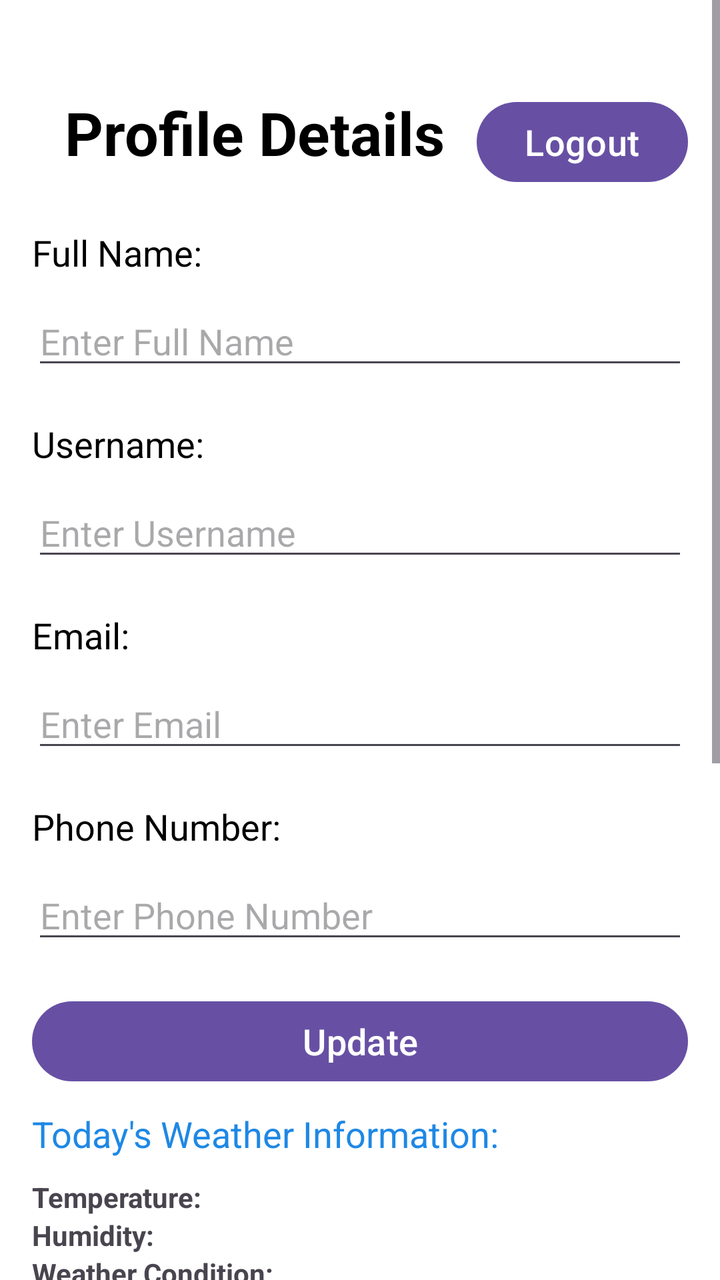
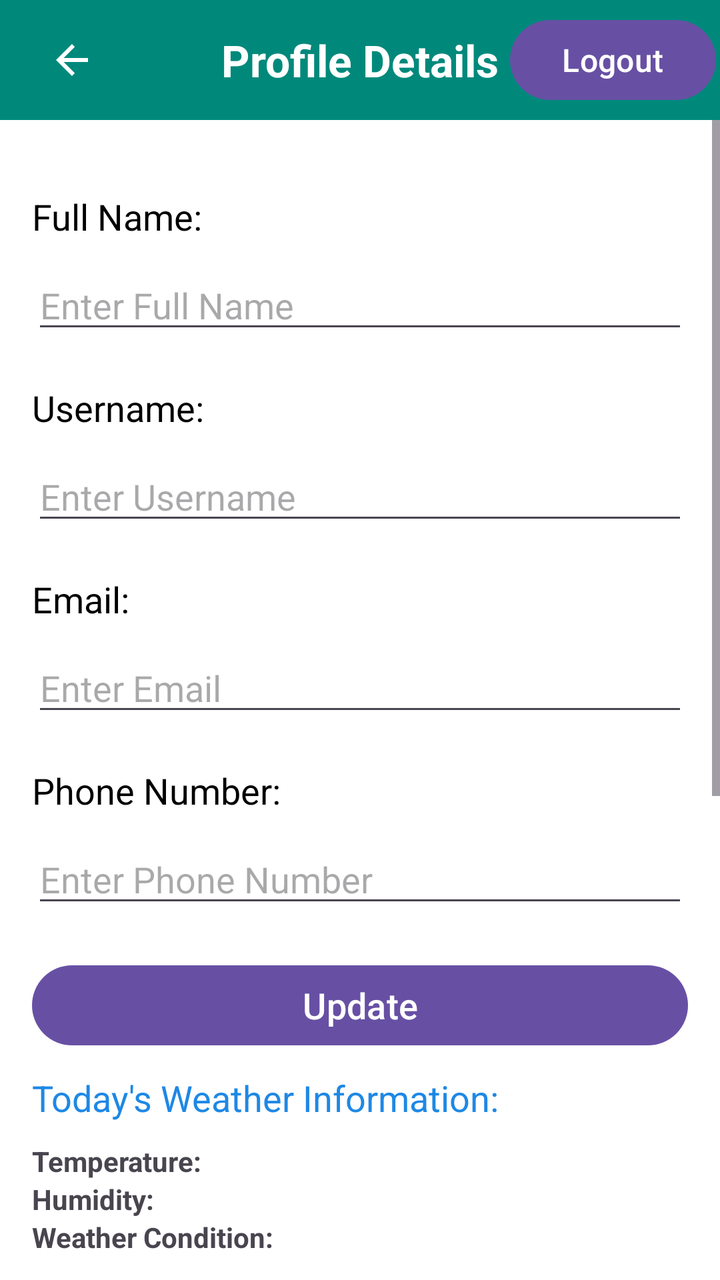

Screens rendered from an Android XML layout before and after an edit, with the pre-edit source and the edit as a unified diff.
<!-- AndroidManifest.xml: application theme Theme.BasaKhuji -->
<!-- res/layout/profile_activity.xml -->
<ScrollView
    xmlns:android="http://schemas.android.com/apk/res/android"
    xmlns:tools="http://schemas.android.com/tools"
    android:layout_width="match_parent"
    android:layout_height="match_parent">

<RelativeLayout
    android:layout_width="match_parent"
    android:layout_height="wrap_content"
    android:background="@color/white"
    android:padding="16dp"
    tools:ignore="WebViewLayout">


    <LinearLayout
        android:id="@+id/headerLayout"
        android:layout_width="match_parent"
        android:layout_height="wrap_content"
        android:layout_marginTop="30dp"
        android:orientation="horizontal">

        <TextView
            android:id="@+id/profileDetails"
            android:layout_width="0dp"
            android:layout_height="wrap_content"
            android:layout_weight="1"
            android:gravity="center"
            android:text="Profile Details"
            android:textColor="@color/black"
            android:textSize="30sp"
            android:textStyle="bold" />

        <Button
            android:id="@+id/logoutButton"
            android:layout_width="wrap_content"
            android:layout_height="wrap_content"
            android:text="Logout"
            android:textColor="@color/white"
            android:textSize="18sp" />
    </LinearLayout>

    <TextView
        android:id="@+id/fullNameTextView"
        android:layout_width="wrap_content"
        android:layout_height="wrap_content"
        android:text="Full Name:"
        android:textSize="18sp"
        android:textColor="@color/black"
        android:layout_below="@id/headerLayout"
        android:layout_marginTop="20dp"/>

    <EditText
        android:id="@+id/fullNameEditText"
        android:layout_width="match_parent"
        android:layout_height="wrap_content"
        android:layout_below="@id/fullNameTextView"
        android:layout_marginTop="10dp"
        android:hint="Enter Full Name"
        android:inputType="text"
        android:textColor="@color/black"/>

    <TextView
        android:id="@+id/usernameTextView"
        android:layout_width="wrap_content"
        android:layout_height="wrap_content"
        android:text="Username:"
        android:textSize="18sp"
        android:textColor="@color/black"
        android:layout_below="@id/fullNameEditText"
        android:layout_marginTop="20dp"/>

    <EditText
        android:id="@+id/usernameEditText"
        android:layout_width="match_parent"
        android:layout_height="wrap_content"
        android:layout_below="@id/usernameTextView"
        android:layout_marginTop="10dp"
        android:hint="Enter Username"
        android:inputType="text"
        android:textColor="@color/black"/>

    <TextView
        android:id="@+id/emailTextView"
        android:layout_width="wrap_content"
        android:layout_height="wrap_content"
        android:text="Email:"
        android:textSize="18sp"
        android:textColor="@color/black"
        android:layout_below="@id/usernameEditText"
        android:layout_marginTop="20dp"/>

    <EditText
        android:id="@+id/emailEditText"
        android:layout_width="match_parent"
        android:layout_height="wrap_content"
        android:layout_below="@id/emailTextView"
        android:layout_marginTop="10dp"
        android:hint="Enter Email"
        android:inputType="textEmailAddress"
        android:textColor="@color/black"/>

    <TextView
        android:id="@+id/phoneNumberTextView"
        android:layout_width="wrap_content"
        android:layout_height="wrap_content"
        android:text="Phone Number:"
        android:textSize="18sp"
        android:textColor="@color/black"
        android:layout_below="@id/emailEditText"
        android:layout_marginTop="20dp"/>

    <EditText
        android:id="@+id/phoneNumberEditText"
        android:layout_width="match_parent"
        android:layout_height="wrap_content"
        android:layout_below="@id/phoneNumberTextView"
        android:layout_marginTop="10dp"
        android:hint="Enter Phone Number"
        android:inputType="phone"
        android:textColor="@color/black"/>

    <Button
        android:id="@+id/updateButton"
        android:layout_width="match_parent"
        android:layout_height="wrap_content"
        android:layout_below="@id/phoneNumberEditText"
        android:layout_marginTop="20dp"
        android:text="Update"
        android:textColor="@color/white"
        android:textSize="18sp"/>

    <TextView
        android:layout_width="match_parent"
        android:layout_height="wrap_content"
        android:id="@+id/wid"
        android:layout_below="@+id/updateButton"
        android:layout_marginTop="10dp"
        android:textSize="18sp"
        android:textColor="#1E88E5"
        android:text="Today's Weather Information:"
        />
    <LinearLayout
        android:layout_width="wrap_content"
        android:layout_height="wrap_content"
        android:orientation="vertical"
        android:id="@+id/weather"
        android:layout_marginTop="10dp"
        android:layout_marginBottom="10dp"
        android:layout_below="@+id/wid">

        <TextView
            android:layout_width="wrap_content"
            android:layout_height="wrap_content"
            android:id="@+id/temperatureTextView"
            android:text="Temperature: "
            android:textStyle="bold"
            android:layout_marginEnd="8dp"/>

        <TextView
            android:layout_width="wrap_content"
            android:layout_height="wrap_content"
            android:id="@+id/humidityTextView"
            android:text="Humidity: "
            android:textStyle="bold"
            android:layout_marginEnd="8dp"/>

        <TextView
            android:layout_width="wrap_content"
            android:layout_height="wrap_content"
            android:id="@+id/weatherConditionTextView"
            android:text="Weather Condition: "
            android:textStyle="bold"/>

    </LinearLayout>


    <Button
        android:id="@+id/button"
        android:layout_width="wrap_content"
        android:layout_height="40dp"
        android:layout_below="@+id/map_btn"
        android:layout_marginStart="80dp"
        android:layout_marginTop="22dp"
        android:onClick="buttonPlayYouTubeVideo"
        android:text="Play YouTube Video" />

    <WebView
        android:id="@+id/webView"
        android:layout_width="400dp"
        android:layout_height="201dp"
        android:layout_below="@+id/button"
        android:layout_marginTop="75dp" />
    <Button
        android:layout_width="wrap_content"
        android:layout_height="wrap_content"
        android:text="Google Map"
        android:layout_marginStart="90dp"
        android:textSize="18sp"
        android:layout_below="@+id/weather"
        android:id="@+id/map_btn"
        android:gravity="center"
        android:layout_marginTop="15dp"
        android:textStyle="bold"
        />

</RelativeLayout>
</ScrollView>
<!-- resources referenced by this layout -->
<resources>
  <color name="black">#FF000000</color>
  <color name="white">#FFFFFFFF</color>
  <style name="Theme.BasaKhuji" parent="Base.Theme.BasaKhuji" />
  <style name="Base.Theme.BasaKhuji" parent="Theme.Material3.DayNight.NoActionBar">
          
          
      </style>
</resources>

<!-- the commit's change to res/layout/profile_activity.xml (unified diff, before → after) -->
@@ -1,5 +1,54 @@
+<LinearLayout xmlns:android="http://schemas.android.com/apk/res/android"
+    android:layout_width="match_parent"
+    android:layout_height="match_parent"
+    xmlns:app="http://schemas.android.com/apk/res-auto"
+    android:orientation="vertical">
+
+    
+    <androidx.appcompat.widget.Toolbar
+        android:id="@+id/toolbar"
+        android:layout_width="match_parent"
+        android:layout_height="60dp"
+        android:background="#00897B"
+        android:elevation="4dp"
+        android:theme="@style/ThemeOverlay.AppCompat.Dark.ActionBar"
+        android:popupTheme="@style/ThemeOverlay.AppCompat.Light">
+
+        
+        <ImageView
+            android:id="@+id/backButton"
+            android:layout_width="wrap_content"
+            android:layout_height="wrap_content"
+            android:src="@drawable/ic_back"
+            android:layout_gravity="start"
+            android:padding="8dp"
+            android:contentDescription="Back" />
+
+        <TextView
+        android:id="@+id/profileDetails"
+        android:layout_width="wrap_content"
+        android:layout_height="wrap_content"
+        android:layout_weight="1"
+        android:layout_gravity="center"
+        android:text="Profile Details"
+        android:textColor="@color/white"
+        android:textSize="22sp"
+        android:textStyle="bold" />
+
+        <Button
+            android:id="@+id/logoutButton"
+            android:layout_width="103dp"
+            android:layout_height="wrap_content"
+            android:text="Logout"
+            android:textColor="@color/white"
+            android:layout_gravity="end"
+            android:layout_marginEnd="2dp"
+            android:textSize="16sp" />
+
+    </androidx.appcompat.widget.Toolbar>
+
 <ScrollView
-    xmlns:android="http://schemas.android.com/apk/res/android"
+
     xmlns:tools="http://schemas.android.com/tools"
     android:layout_width="match_parent"
     android:layout_height="match_parent">
@@ -11,34 +60,6 @@
     android:padding="16dp"
     tools:ignore="WebViewLayout">
 
-
-    <LinearLayout
-        android:id="@+id/headerLayout"
-        android:layout_width="match_parent"
-        android:layout_height="wrap_content"
-        android:layout_marginTop="30dp"
-        android:orientation="horizontal">
-
-        <TextView
-            android:id="@+id/profileDetails"
-            android:layout_width="0dp"
-            android:layout_height="wrap_content"
-            android:layout_weight="1"
-            android:gravity="center"
-            android:text="Profile Details"
-            android:textColor="@color/black"
-            android:textSize="30sp"
-            android:textStyle="bold" />
-
-        <Button
-            android:id="@+id/logoutButton"
-            android:layout_width="wrap_content"
-            android:layout_height="wrap_content"
-            android:text="Logout"
-            android:textColor="@color/white"
-            android:textSize="18sp" />
-    </LinearLayout>
-
     <TextView
         android:id="@+id/fullNameTextView"
         android:layout_width="wrap_content"
@@ -46,7 +67,6 @@
         android:text="Full Name:"
         android:textSize="18sp"
         android:textColor="@color/black"
-        android:layout_below="@id/headerLayout"
         android:layout_marginTop="20dp"/>
 
     <EditText
@@ -205,3 +225,4 @@
 
 </RelativeLayout>
 </ScrollView>
+</LinearLayout>
<!-- resource entries referenced after the edit -->
@@ -2,6 +2,12 @@
 <resources>
   <color name="black">#FF000000</color>
   <color name="white">#FFFFFFFF</color>
+  <!-- drawable ic_back (drawable) -->
+  <vector android:autoMirrored="true" android:height="24dp"
+      android:tint="#FFFFFF" android:viewportHeight="24"
+      android:viewportWidth="24" android:width="24dp" xmlns:android="http://schemas.android.com/apk/res/android">
+      <path android:fillColor="@android:color/white" android:pathData="M20,11H7.83l5.59,-5.59L12,4l-8,8 8,8 1.41,-1.41L7.83,13H20v-2z"/>
+  </vector>
   <style name="Theme.BasaKhuji" parent="Base.Theme.BasaKhuji" />
   <style name="Base.Theme.BasaKhuji" parent="Theme.Material3.DayNight.NoActionBar">
           
